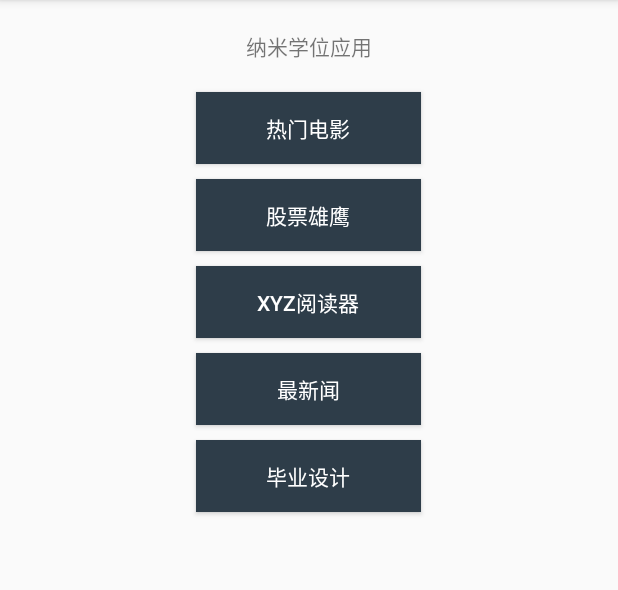
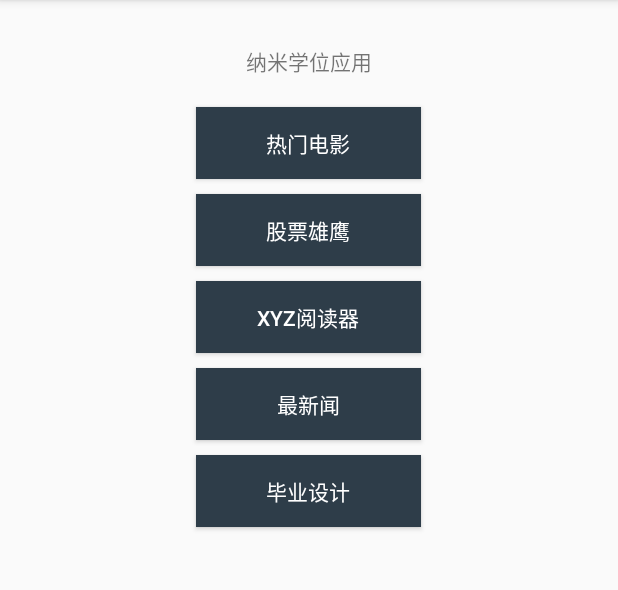
Before and after one commit to lsx1988/Udacity_Android_Project_0, an Android app: the screen it shows after launch (MainActivity), on a phone screen of 412 x 824 dp, the part 84-674 px from its top. Run offline under Robolectric (Android 15) with nearby library versions, the phone set to English and light mode, and no system bars.

Commit message:
Wrap ScrollView around the LinearLayout

```diff
--- a/app/src/main/res/layout/activity_main.xml
+++ b/app/src/main/res/layout/activity_main.xml
@@ -1,11 +1,16 @@
 <?xml version="1.0" encoding="utf-8"?>
-<LinearLayout
+<ScrollView
     xmlns:android="http://schemas.android.com/apk/res/android"
     xmlns:tools="http://schemas.android.com/tools"
+    android:layout_width="fill_parent"
+    android:layout_height="wrap_content"
+    android:orientation="vertical"
+    android:padding="10dp"
+    android:fillViewport="false">
+    <LinearLayout
         android:orientation="vertical"
         android:layout_width="match_parent"
-    android:layout_height="match_parent"
-
+        android:layout_height="wrap_content"
         tools:context="com.bignerdranch.android.project0.MainActivity">
 
         <TextView
@@ -59,5 +64,5 @@
             android:textColor="#FFF"
             android:layout_gravity="center"
             android:layout_marginBottom="10dp"/>
-
     </LinearLayout>
+</ScrollView>
```
Lines whose indentation alone changed are shown as unchanged.
